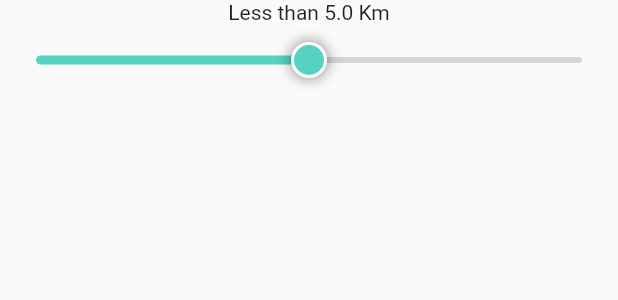
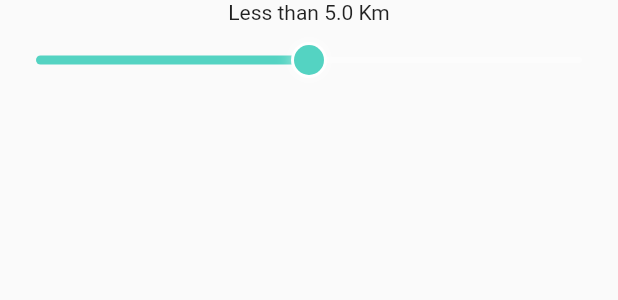
Before and after one commit to cepdnaclk/e18-3yp-Weather-Analytics-And-Travel-Path-Guider, a Flutter app: the SliderView widget shown alone on an empty page, opened directly, on a phone screen of 412 x 824 dp. Shown: the top 300 px of the screen. Run offline on Flutter 3.47's test engine with Material 2 defaults, Android fonts, the phone set to English and light mode, and no system bars; our stand-ins replace avatar_glow, device_preview, flutter_rating_bar, flutter_screenutil, flutter_svg, font_awesome_flutter and 5 more; statements that could not run were skipped; project files that could hold a hidden picture were left out.

Commit message:
Colour changes

```diff
--- a/code/newFrontend/lib/hotel_booking/model/hanthan_travel_path.dart
+++ b/code/newFrontend/lib/hotel_booking/model/hanthan_travel_path.dart
@@ -55,6 +55,7 @@ class _CurrentLocationScreenState extends State<HanthanaTravelPath> {
         appBar: AppBar(
           title: const Text('Google Map App'),
           centerTitle: true,
+          backgroundColor: Color.fromARGB(255, 32, 45, 235),
         ),
         body: GoogleMap(
           initialCameraPosition: initialPosition,
@@ -70,7 +71,7 @@ class _CurrentLocationScreenState extends State<HanthanaTravelPath> {
             Polyline(
               polylineId: PolylineId('2'),
               points: mspoints,
-              color: Colors.blue,
+              color: Color.fromARGB(255, 32, 45, 235),
               width: 3,
             ),
           },
@@ -113,6 +114,7 @@ class _CurrentLocationScreenState extends State<HanthanaTravelPath> {
                   label: Text("Mark Location"),
                   icon: const Icon(Icons.add_circle_outline),
                   heroTag: "btn0",
+                  backgroundColor: Color.fromARGB(255, 32, 45, 235),
                 ),
               ),
             ),
@@ -162,6 +164,7 @@ class _CurrentLocationScreenState extends State<HanthanaTravelPath> {
                   label: Text("Show Milestones"),
                   icon: const Icon(Icons.flag),
                   heroTag: "btn1",
+                  backgroundColor: Color.fromARGB(255, 32, 45, 235),
                 ),
               ),
             ),
--- a/code/newFrontend/lib/hotel_booking/range_slider_view.dart
+++ b/code/newFrontend/lib/hotel_booking/range_slider_view.dart
@@ -162,7 +162,7 @@ class CustomRangeThumbShape extends RangeSliderThumbShape {
               Offset(center.dx - 12, center.dy - 12)))
           ..fillType = PathFillType.evenOdd,
         Paint()
-          ..color = Colors.black.withOpacity(0.5)
+          ..color = Color.fromARGB(255, 255, 255, 255).withOpacity(0.5)
           ..maskFilter =
               MaskFilter.blur(BlurStyle.normal, convertRadiusToSigma(8)));
 
--- a/code/newFrontend/lib/hotel_booking/slider_view.dart
+++ b/code/newFrontend/lib/hotel_booking/slider_view.dart
@@ -62,7 +62,7 @@ class _SliderViewState extends State<SliderView> {
               min: 0,
               max: 100,
               activeColor: HotelAppTheme.buildLightTheme().primaryColor,
-              inactiveColor: Colors.grey.withOpacity(0.4),
+              inactiveColor: Color.fromARGB(255, 255, 255, 255).withOpacity(0.4),
               divisions: 100,
               value: distValue,
             ),
@@ -116,7 +116,7 @@ class CustomThumbShape extends SliderComponentShape {
               Offset(thumbCenter.dx - 12, thumbCenter.dy - 12)))
           ..fillType = PathFillType.evenOdd,
         Paint()
-          ..color = Colors.black.withOpacity(0.5)
+          ..color = Color.fromARGB(255, 255, 255, 255).withOpacity(0.5)
           ..maskFilter =
               MaskFilter.blur(BlurStyle.normal, convertRadiusToSigma(8)));
 
```
